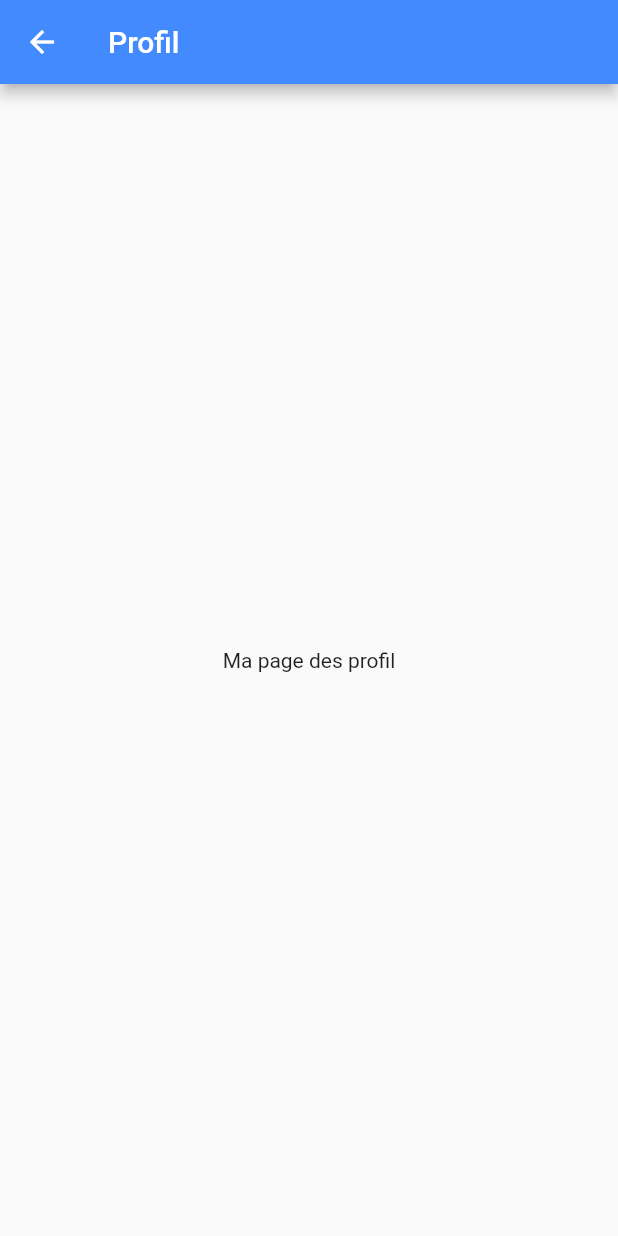
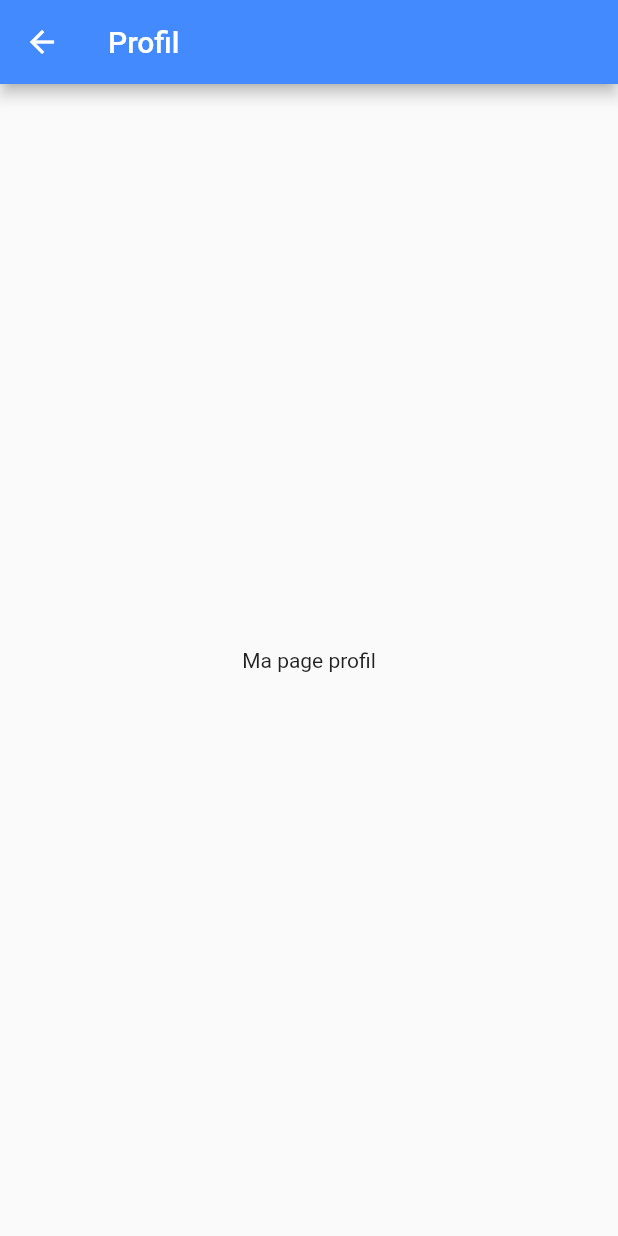
Before and after one commit to D3R50N/Flutter-E-Market-App, a Flutter app: the Profile screen opened directly, on a phone screen of 412 x 824 dp. Run offline on Flutter 3.47's test engine with Material 2 defaults, Android fonts, the light colour scheme and no system bars; our stand-ins replace curved_navigation_bar.

Commit message:
Update profile.dart

```diff
--- a/lib/profile.dart
+++ b/lib/profile.dart
@@ -11,7 +11,7 @@ class Profile extends StatelessWidget {
         backgroundColor: themeCol,
       ),
       body: Center(
-        child: Text("Ma page des profil"),
+        child: Text("Ma page profil"),
       ),
     );
   }
```
